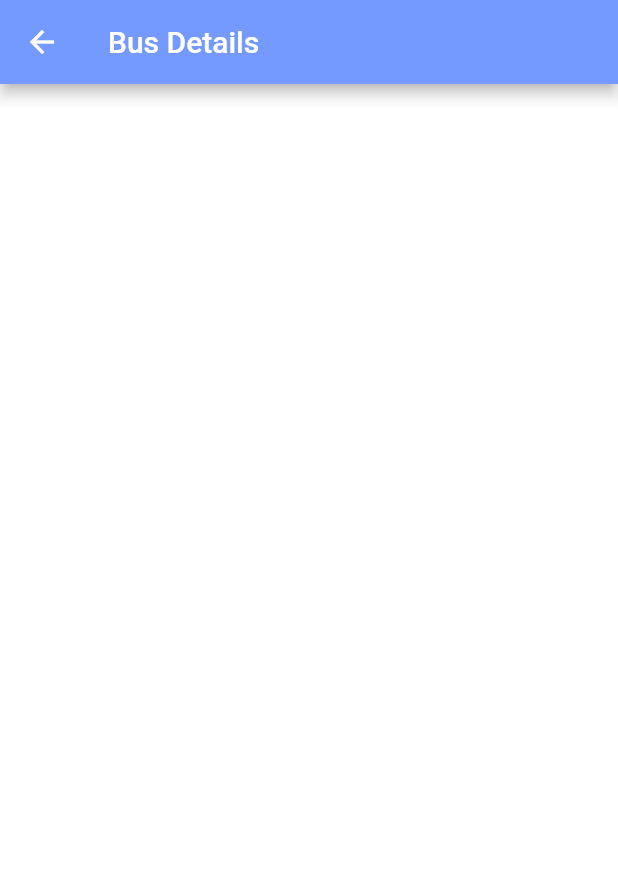
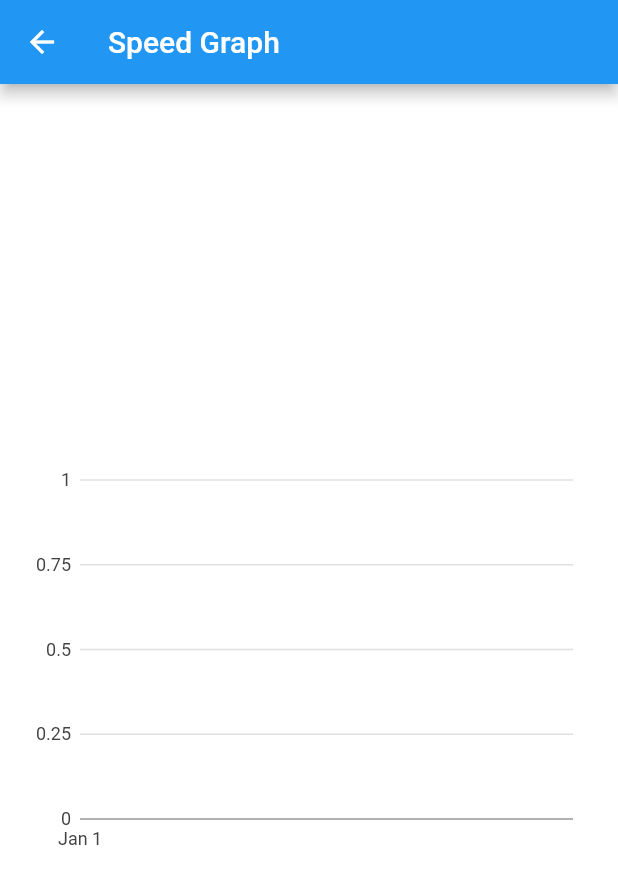
Before and after one commit to Christy02/SafeBus, a Flutter app: the AdminPage screen opened directly, after a tap on "Bus Report", on a phone screen of 412 x 824 dp. Shown: the top 884 px of the screen. Run offline on Flutter 3.47's test engine with Material 2 defaults, Android fonts, the light colour scheme and no system bars; our stand-ins replace charts_flutter, cloud_firestore, firebase_auth, firebase_core, firebase_messaging, flutter_local_notifications and 3 more; missing offline and left inert: app_settings, custom_marker, zego_uikit_prebuilt_live_streaming; accounts and stored records are empty.

Commit message:
graph plot

```diff
--- a/lib/admin.dart
+++ b/lib/admin.dart
@@ -77,7 +77,7 @@ class _AdminPageState extends State<AdminPage> {
             onPressed: () {
               Navigator.push(
                 context,
-                MaterialPageRoute(builder: (context) => const BusPage()),
+                MaterialPageRoute(builder: (context) => BusPage()),
               );
             },
             icon: Icon(Icons.edit_note_outlined),
--- a/lib/bus.dart
+++ b/lib/bus.dart
@@ -1,21 +1,99 @@
 import 'package:flutter/material.dart';
-import 'package:flutter/src/foundation/key.dart';
-import 'package:flutter/src/widgets/framework.dart';
+import 'package:charts_flutter/flutter.dart' as charts;
+import 'package:cloud_firestore/cloud_firestore.dart';
 
 class BusPage extends StatefulWidget {
-  const BusPage({Key? key}) : super(key: key);
-
   @override
-  State<BusPage> createState() => _BusPageState();
+  _BusPageState createState() => _BusPageState();
 }
 
 class _BusPageState extends State<BusPage> {
+  List<SpeedData> speedDataList = [];
+
+  @override
+  void initState() {
+    super.initState();
+    fetchSpeedDataFromFirestore();
+  }
+
+  void fetchSpeedDataFromFirestore() async {
+    // Replace 'current_loc' with your Firestore collection name
+    // Replace 'bus' with the specific document ID for the bus you want to retrieve data from
+    CollectionReference collectionRef =
+        FirebaseFirestore.instance.collection('current_loc');
+    DocumentSnapshot<Map<String, dynamic>> snapshot = await collectionRef
+        .doc('bus')
+        .get() as DocumentSnapshot<Map<String, dynamic>>;
+
+    if (snapshot.exists) {
+      Map<String, dynamic>? data = snapshot.data();
+
+      if (data != null && data.containsKey('speed')) {
+        List<dynamic>? speedValues = data['speed'] as List<dynamic>?;
+
+        if (speedValues != null) {
+          for (int i = 0; i < speedValues.length; i++) {
+            var speed = (speedValues[i] as num?)?.toDouble();
+            if (speed != null) {
+              var time = DateTime.now().add(Duration(minutes: i));
+              var speedData = SpeedData(time, speed);
+              speedDataList.add(speedData);
+            }
+          }
+
+          // Update the graph
+          setState(() {});
+        }
+      }
+    }
+  }
+
   @override
   Widget build(BuildContext context) {
     return Scaffold(
-        appBar: AppBar(
-      title: const Text('Bus Details'),
-      backgroundColor: Color.fromARGB(255, 117, 154, 255),
-    ));
+      appBar: AppBar(
+        title: Text('Speed Graph'),
+      ),
+      body: Center(
+        child: Container(
+          height: 300,
+          padding: EdgeInsets.all(16),
+          child: charts.TimeSeriesChart(
+            _createSpeedData(),
+            animate: true,
+            dateTimeFactory: const charts.LocalDateTimeFactory(),
+            primaryMeasureAxis: charts.NumericAxisSpec(
+              tickProviderSpec:
+                  charts.BasicNumericTickProviderSpec(zeroBound: false),
+            ),
+          ),
+        ),
+      ),
+    );
+  }
+
+  List<charts.Series<SpeedData, DateTime>> _createSpeedData() {
+    return [
+      charts.Series<SpeedData, DateTime>(
+        id: 'Speed',
+        colorFn: (_, __) => charts.MaterialPalette.blue.shadeDefault,
+        domainFn: (SpeedData speedData, _) => speedData.time,
+        measureFn: (SpeedData speedData, _) => speedData.speed,
+        data: speedDataList,
+      ),
+    ];
   }
 }
+
+class SpeedData {
+  final DateTime time;
+  final double speed;
+
+  SpeedData(this.time, this.speed);
+}
+
+void main() {
+  runApp(MaterialApp(
+    home: BusPage(),
+  ));
+}
--- a/lib/driver.dart
+++ b/lib/driver.dart
@@ -91,7 +91,7 @@ class _DriverPageState extends State<DriverPage> {
                 onPressed: () async {
                   Navigator.push(
                     context,
-                    MaterialPageRoute(builder: (context) => const BusPage()),
+                    MaterialPageRoute(builder: (context) => BusPage()),
                   );
                 },
                 icon: const Icon(
--- a/lib/gps.dart
+++ b/lib/gps.dart
@@ -120,7 +120,8 @@ class _FireMapState extends State<FireMap> {
           .set({
         'latitude': currentlocation.latitude,
         'longitude': currentlocation.longitude,
-        'speed': currentlocation.speed
+        'speed': FieldValue.arrayUnion([currentlocation.speed]),
+        'time': FieldValue.serverTimestamp()
       }, SetOptions(merge: true));
     });
   }
--- a/pubspec.yaml
+++ b/pubspec.yaml
@@ -48,6 +48,8 @@ dependencies:
   http:
   zego_uikit_prebuilt_live_streaming: ^2.3.0
   custom_marker: ^1.0.0
+  charts_flutter: ^0.12.0
+  fl_chart: ^0.62.0
 
 
 
```
Also changed, not shown: pubspec.lock.
